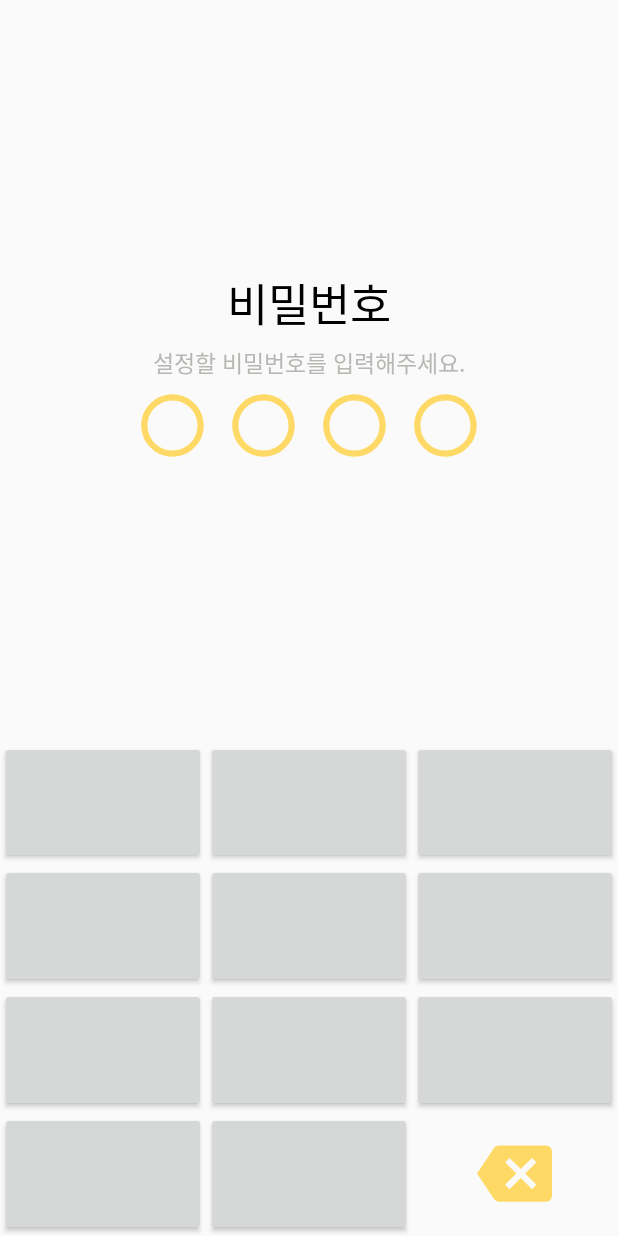
After one commit to feel-coding/Planner, an Android app: the PasswordSettingActivity screen opened directly, with no data from a screen before it, on a phone screen of 412 x 824 dp. The commit adds this screen. Run offline under Robolectric (Android 15) with nearby library versions, the phone set to English and light mode, and no system bars.

Commit message:
환경설정 및 비밀번호 설정 기능 추가

```diff
--- a/app/src/main/AndroidManifest.xml
+++ b/app/src/main/AndroidManifest.xml
@@ -9,9 +9,10 @@
         android:roundIcon="@mipmap/ic_launcher_round"
         android:supportsRtl="true"
         android:theme="@style/AppTheme">
+        <activity android:name=".PasswordSettingActivity"></activity>
         <activity
             android:name=".SettingsActivity"
-            android:label="@string/title_activity_settings"></activity>
+            android:label="@string/title_activity_settings2" />
 
         <receiver
             android:name=".DeviceBootingReceiver"
--- /dev/null
+++ b/app/src/main/java/my/study/planner/PasswordSettingActivity.java
@@ -0,0 +1,14 @@
+package my.study.planner;
+
+import androidx.appcompat.app.AppCompatActivity;
+
+import android.os.Bundle;
+
+public class PasswordSettingActivity extends AppCompatActivity {
+
+    @Override
+    protected void onCreate(Bundle savedInstanceState) {
+        super.onCreate(savedInstanceState);
+        setContentView(R.layout.activity_password_setting);
+    }
+}
--- /dev/null
+++ b/app/src/main/res/drawable/backspace.xml
@@ -0,0 +1,5 @@
+<vector android:height="24dp" android:tint="#FFD966"
+    android:viewportHeight="24.0" android:viewportWidth="24.0"
+    android:width="24dp" xmlns:android="http://schemas.android.com/apk/res/android">
+    <path android:fillColor="#FF000000" android:pathData="M22,3L7,3c-0.69,0 -1.23,0.35 -1.59,0.88L0,12l5.41,8.11c0.36,0.53 0.9,0.89 1.59,0.89h15c1.1,0 2,-0.9 2,-2L24,5c0,-1.1 -0.9,-2 -2,-2zM19,15.59L17.59,17 14,13.41 10.41,17 9,15.59 12.59,12 9,8.41 10.41,7 14,10.59 17.59,7 19,8.41 15.41,12 19,15.59z"/>
+</vector>
--- /dev/null
+++ b/app/src/main/res/drawable/full_round.xml
@@ -0,0 +1,5 @@
+<vector android:height="24dp" android:tint="#FFD966"
+    android:viewportHeight="24.0" android:viewportWidth="24.0"
+    android:width="24dp" xmlns:android="http://schemas.android.com/apk/res/android">
+    <path android:fillColor="#FF000000" android:pathData="M12,12m-10,0a10,10 0,1 1,20 0a10,10 0,1 1,-20 0"/>
+</vector>
--- /dev/null
+++ b/app/src/main/res/layout/activity_password_setting.xml
@@ -0,0 +1,134 @@
+<?xml version="1.0" encoding="utf-8"?>
+<LinearLayout xmlns:android="http://schemas.android.com/apk/res/android"
+    xmlns:tools="http://schemas.android.com/tools"
+    android:layout_width="match_parent"
+    android:orientation="vertical"
+    android:layout_height="match_parent"
+    tools:context=".PasswordSettingActivity">
+    <LinearLayout
+        android:layout_weight="1.5"
+        android:layout_width="match_parent"
+        android:gravity="center"
+        android:orientation="vertical"
+        android:layout_height="0dp">
+        <TextView
+            android:layout_width="wrap_content"
+            android:text="비밀번호"
+            android:textColor="@color/black"
+            android:textSize="30sp"
+            android:layout_height="wrap_content" />
+        <TextView
+            android:layout_marginTop="5dp"
+            android:layout_width="wrap_content"
+            android:text="설정할 비밀번호를 입력해주세요."
+            android:textColor="@color/gray"
+            android:textSize="15sp"
+            android:layout_height="wrap_content" />
+        <LinearLayout
+            android:layout_width="wrap_content"
+            android:layout_height="wrap_content">
+
+            <Button
+                android:layout_width="50dp"
+                android:layout_margin="5dp"
+                android:layout_height="50dp"
+                android:background="@drawable/radio_button_unchecked" />
+            <Button
+                android:layout_width="50dp"
+                android:layout_margin="5dp"
+                android:layout_height="50dp"
+                android:background="@drawable/radio_button_unchecked" />
+            <Button
+                android:layout_width="50dp"
+                android:layout_margin="5dp"
+                android:layout_height="50dp"
+                android:background="@drawable/radio_button_unchecked" />
+            <Button
+                android:layout_width="50dp"
+                android:layout_margin="5dp"
+                android:layout_height="50dp"
+                android:background="@drawable/radio_button_unchecked" />
+
+        </LinearLayout>
+    </LinearLayout>
+    <LinearLayout
+        android:layout_weight="1"
+        android:layout_width="match_parent"
+        android:orientation="vertical"
+        android:layout_height="0dp">
+        <LinearLayout
+            android:layout_weight="1"
+            android:layout_width="match_parent"
+            android:layout_height="0dp">
+            <Button
+                android:layout_weight="1"
+                android:layout_width="0dp"
+                android:layout_height="match_parent" />
+            <Button
+                android:layout_weight="1"
+                android:layout_width="0dp"
+                android:layout_height="match_parent" />
+            <Button
+                android:layout_weight="1"
+                android:layout_width="0dp"
+                android:layout_height="match_parent" />
+        </LinearLayout>
+        <LinearLayout
+            android:layout_weight="1"
+            android:layout_width="match_parent"
+            android:layout_height="0dp">
+            <Button
+                android:layout_weight="1"
+                android:layout_width="0dp"
+                android:layout_height="match_parent" />
+            <Button
+                android:layout_weight="1"
+                android:layout_width="0dp"
+                android:layout_height="match_parent" />
+            <Button
+                android:layout_weight="1"
+                android:layout_width="0dp"
+                android:layout_height="match_parent" />
+        </LinearLayout>
+        <LinearLayout
+            android:layout_weight="1"
+            android:layout_width="match_parent"
+            android:layout_height="0dp">
+            <Button
+                android:layout_weight="1"
+                android:layout_width="0dp"
+                android:layout_height="match_parent" />
+            <Button
+                android:layout_weight="1"
+                android:layout_width="0dp"
+                android:layout_height="match_parent" />
+            <Button
+                android:layout_weight="1"
+                android:layout_width="0dp"
+                android:layout_height="match_parent" />
+        </LinearLayout>
+        <LinearLayout
+            android:layout_weight="1"
+            android:layout_width="match_parent"
+            android:layout_height="0dp">
+            <Button
+                android:layout_weight="1"
+                android:layout_width="0dp"
+                android:layout_height="match_parent" />
+            <Button
+                android:layout_weight="1"
+                android:layout_width="0dp"
+                android:layout_height="match_parent" />
+            <LinearLayout
+                android:layout_weight="1"
+                android:layout_width="0dp"
+                android:gravity="center"
+                android:layout_height="match_parent">
+                <Button
+                    android:background="@drawable/backspace"
+                    android:layout_width="50dp"
+                    android:layout_height="50dp" />
+            </LinearLayout>
+        </LinearLayout>
+    </LinearLayout>
+</LinearLayout>
--- a/app/src/main/res/values/colors.xml
+++ b/app/src/main/res/values/colors.xml
@@ -16,4 +16,5 @@
     <color name="pastelGreen">#9adbbc</color>
     <color name="pastelBlue">#8eb4ed</color>
     <color name="pastelPurple">#9c9cd9</color>
+    <color name="black">#000000</color>
 </resources>
--- a/app/src/main/res/values/strings.xml
+++ b/app/src/main/res/values/strings.xml
@@ -30,4 +30,5 @@
     <string name="attachment_summary_on">Automatically download attachments for incoming emails
     </string>
     <string name="attachment_summary_off">Only download attachments when manually requested</string>
+    <string name="title_activity_settings2">Settings</string>
 </resources>
```
Also changed, not shown: app/src/main/java/my/study/planner/MainActivity.java (+3 -23 lines), app/src/main/java/my/study/planner/SettingsActivity.java (+25 -3 lines), app/src/main/res/layout/activity_settings.xml (deleted, +0 -9 lines), app/src/main/res/layout/password_row.xml (added, +11 -0 lines), app/src/main/res/layout/settings_activity.xml (added, +9 -0 lines), app/src/main/res/xml/root_preferences.xml (added, +53 -0 lines).
